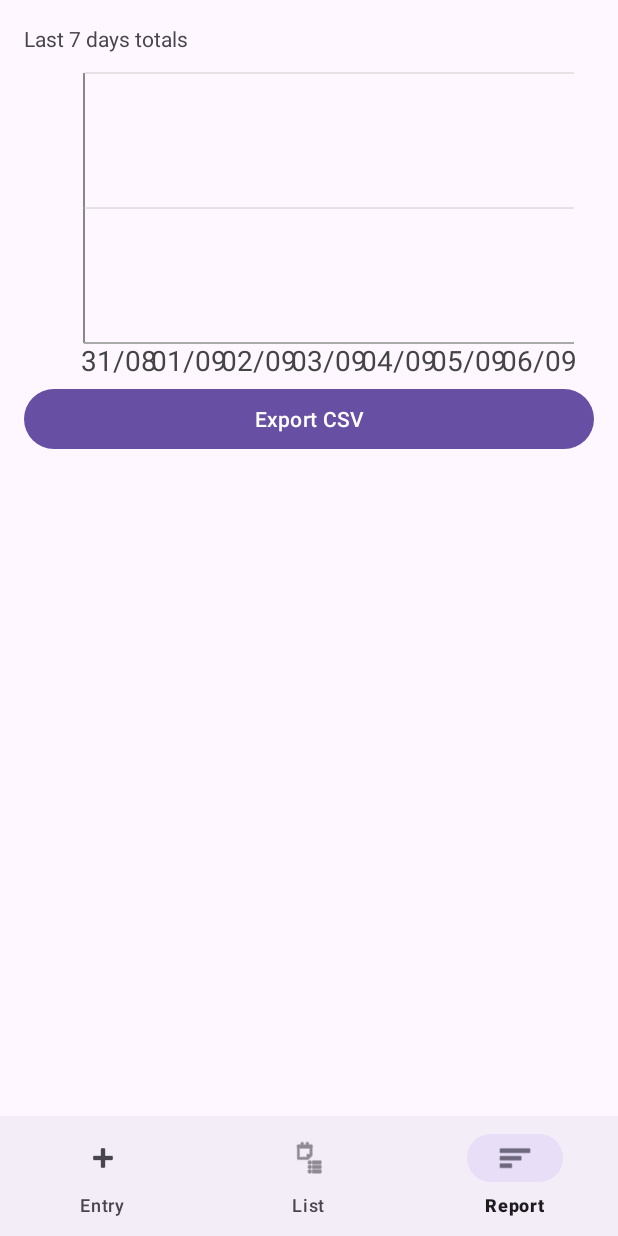
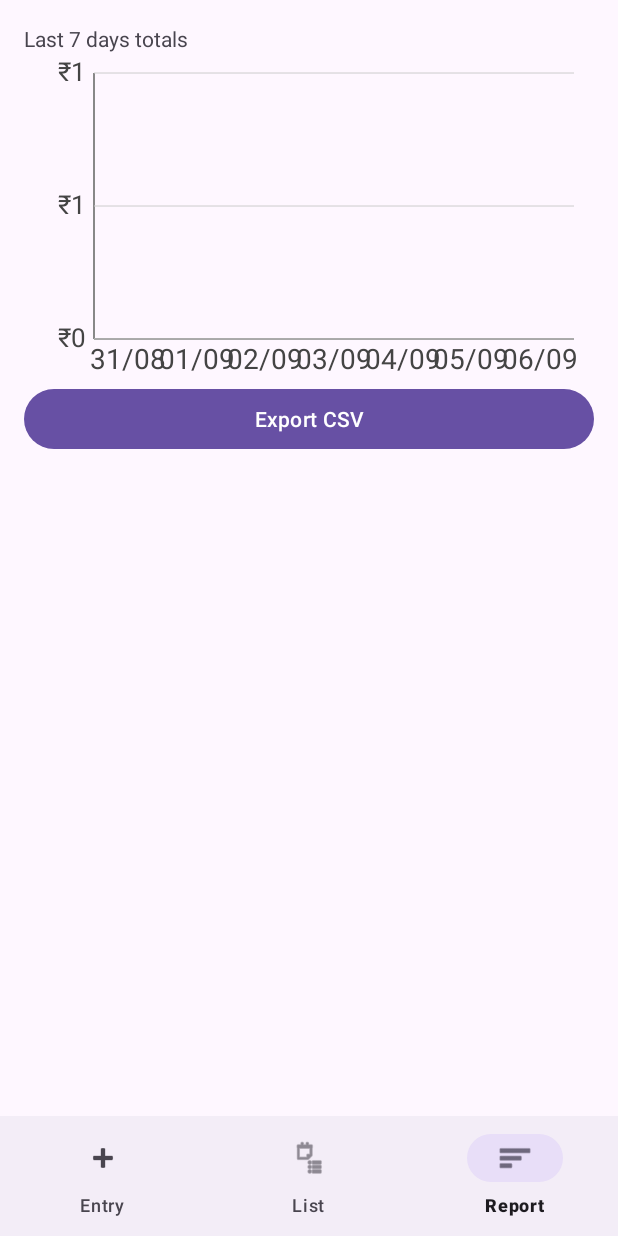
Before and after one commit to MaheshVhatkar/NewsPulse, an Android app built with Jetpack Compose: the ReportFragment screen opened through its navigation route, on a phone screen of 412 x 824 dp. Run offline under Robolectric (Android 15) with nearby library versions, the phone set to English and light mode, and no system bars; our stand-ins replace Room's generated code, navigation-ui.

Commit message:
feat(xml-report): add Y-axis amount labels and ensure visible X-axis with date labels

```diff
--- a/app/src/main/java/com/example/smartexpensetracker/ui/report/view/BarChartView.kt
+++ b/app/src/main/java/com/example/smartexpensetracker/ui/report/view/BarChartView.kt
@@ -31,6 +31,11 @@ class BarChartView @JvmOverloads constructor(
 		textAlign = Paint.Align.CENTER
 		textSize = 28f
 	}
+	private val yLabelPaint = Paint(Paint.ANTI_ALIAS_FLAG).apply {
+		color = Color.DKGRAY
+		textAlign = Paint.Align.RIGHT
+		textSize = 26f
+	}
 
 	private var dates: List<LocalDate> = emptyList()
 	private var amounts: List<Double> = emptyList()
@@ -46,10 +51,10 @@ class BarChartView @JvmOverloads constructor(
 		super.onDraw(canvas)
 		if (dates.isEmpty() || amounts.isEmpty()) return
 
-		val leftPadding = 60f
+		val leftPadding = 70f
 		val rightPadding = 20f
 		val topPadding = 20f
-		val bottomPadding = 40f
+		val bottomPadding = 44f
 
 		val width = width - leftPadding - rightPadding
 		val height = height - topPadding - bottomPadding
@@ -60,10 +65,13 @@ class BarChartView @JvmOverloads constructor(
 
 		val max = amounts.maxOrNull()?.coerceAtLeast(1.0) ?: 1.0
 
-		// Grid lines 0%, 50%, 100%
+		// Grid lines and Y-axis amount labels (0%, 50%, 100%)
 		for (i in 0..2) {
-			val y = topPadding + height - (i / 2f) * height
+			val fraction = i / 2f
+			val y = topPadding + height - fraction * height
 			canvas.drawLine(leftPadding, y, leftPadding + width, y, gridPaint)
+			val value = max * fraction
+			canvas.drawText("₹" + String.format("%.0f", value), leftPadding - 8f, y + 8f, yLabelPaint)
 		}
 
 		// Bars
@@ -75,8 +83,8 @@ class BarChartView @JvmOverloads constructor(
 			val top = topPadding + height - barHeight
 			canvas.drawRect(left, top, right, topPadding + height, barPaint)
 
-			// X label
-			canvas.drawText(dates[index].format(dateFormatter), (left + right) / 2f, topPadding + height + 28f, labelPaint)
+			// X label (date)
+			canvas.drawText(dates[index].format(dateFormatter), (left + right) / 2f, topPadding + height + 30f, labelPaint)
 		}
 	}
 }
```
